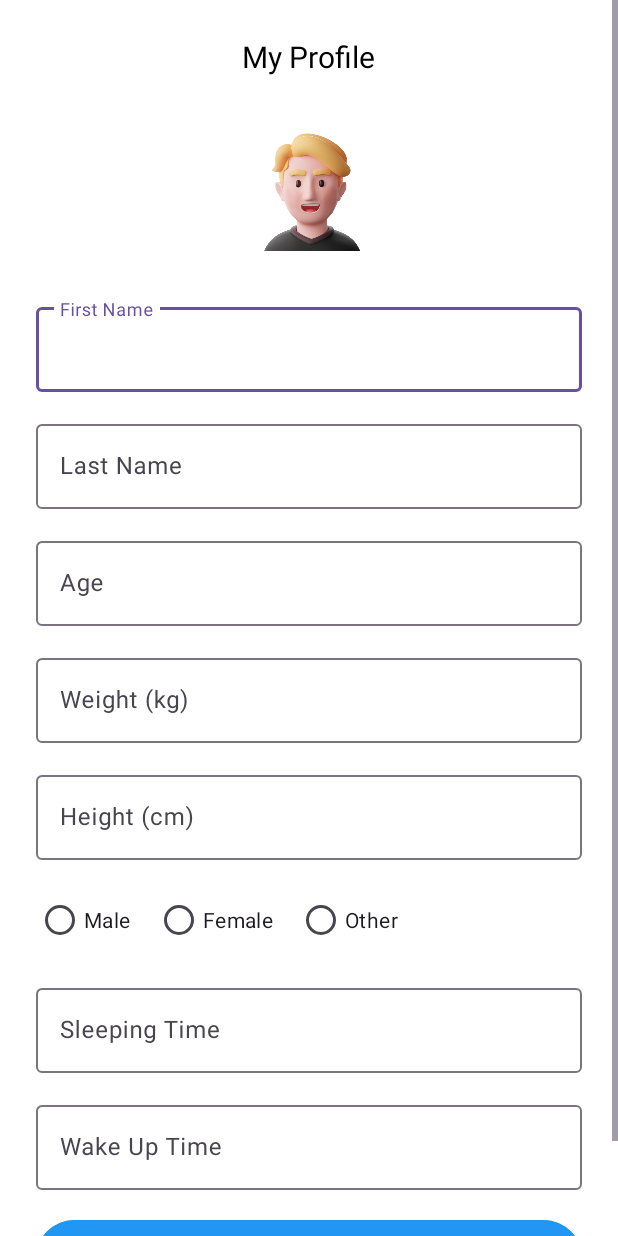
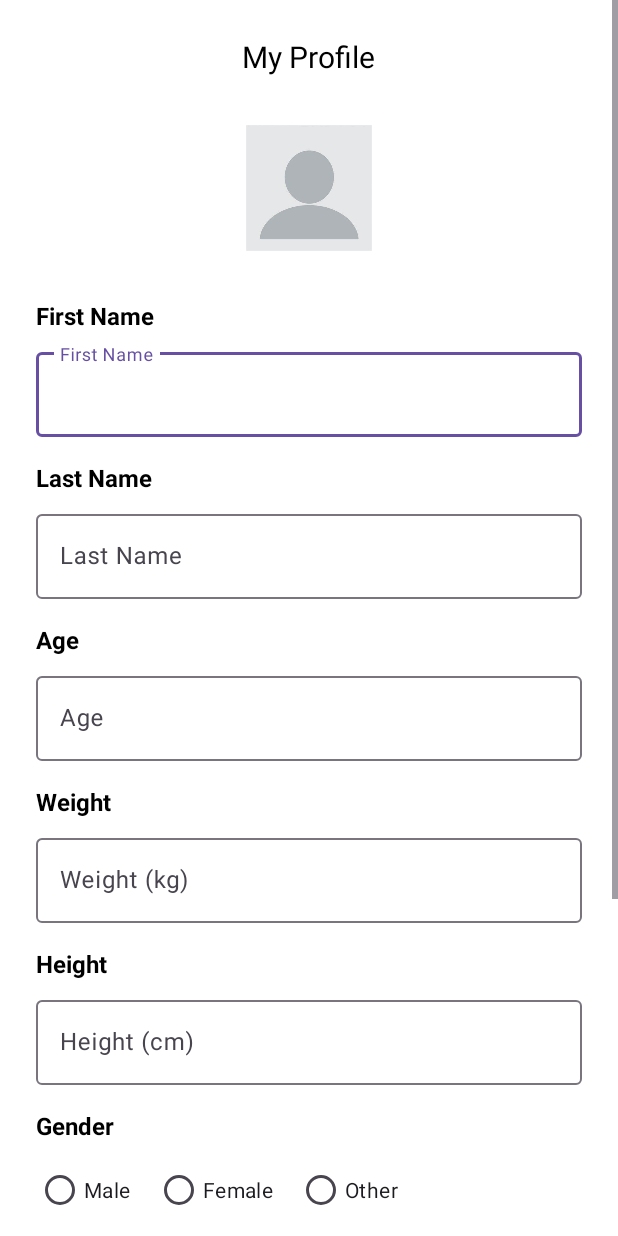
Before and after one commit to Thexazus/UTS_MAP, an Android app built with Jetpack Compose: the ProfileDetailActivity screen opened directly, with no data from a screen before it, on a phone screen of 412 x 824 dp. Run offline under Robolectric (Android 15) with nearby library versions, the phone set to English and light mode, and no system bars; our stand-ins replace Firebase (no records; nobody signed in at launch, a user with empty details on screens opened directly).

Commit message:
gambar piala

```diff
--- a/app/src/main/res/layout/activity_profile_detail.xml
+++ b/app/src/main/res/layout/activity_profile_detail.xml
@@ -38,7 +38,7 @@
                 android:id="@+id/imgProfile"
                 android:layout_width="100dp"
                 android:layout_height="100dp"
-                android:src="@drawable/profile_placeholder"
+                android:src="@drawable/profile_default"
                 android:contentDescription="Profile Picture"
                 android:background="@drawable/profile_circle_border"
                 android:padding="8dp" />
@@ -46,6 +46,15 @@
         </LinearLayout>
 
         <!-- Input Fields -->
+        <TextView
+            android:layout_width="match_parent"
+            android:layout_height="wrap_content"
+            android:text="First Name"
+            android:textSize="16sp"
+            android:textStyle="bold"
+            android:layout_marginBottom="8dp"
+            android:textColor="#000000" />
+
         <com.google.android.material.textfield.TextInputLayout
             android:layout_width="match_parent"
             android:layout_height="wrap_content"
@@ -59,6 +68,15 @@
                 android:hint="First Name"
                 android:inputType="text" />
         </com.google.android.material.textfield.TextInputLayout>
+
+        <TextView
+            android:layout_width="match_parent"
+            android:layout_height="wrap_content"
+            android:text="Last Name"
+            android:textSize="16sp"
+            android:textStyle="bold"
+            android:layout_marginBottom="8dp"
+            android:textColor="#000000" />
 
         <com.google.android.material.textfield.TextInputLayout
             android:layout_width="match_parent"
@@ -74,6 +92,15 @@
                 android:inputType="text" />
         </com.google.android.material.textfield.TextInputLayout>
 
+        <TextView
+            android:layout_width="match_parent"
+            android:layout_height="wrap_content"
+            android:text="Age"
+            android:textSize="16sp"
+            android:textStyle="bold"
+            android:layout_marginBottom="8dp"
+            android:textColor="#000000" />
+
         <com.google.android.material.textfield.TextInputLayout
             android:layout_width="match_parent"
             android:layout_height="wrap_content"
@@ -88,6 +115,15 @@
                 android:inputType="number" />
         </com.google.android.material.textfield.TextInputLayout>
 
+        <TextView
+            android:layout_width="match_parent"
+            android:layout_height="wrap_content"
+            android:text="Weight"
+            android:textSize="16sp"
+            android:textStyle="bold"
+            android:layout_marginBottom="8dp"
+            android:textColor="#000000" />
+
         <com.google.android.material.textfield.TextInputLayout
             android:layout_width="match_parent"
             android:layout_height="wrap_content"
@@ -101,6 +137,15 @@
                 android:hint="Weight (kg)"
                 android:inputType="numberDecimal" />
         </com.google.android.material.textfield.TextInputLayout>
+
+        <TextView
+            android:layout_width="match_parent"
+            android:layout_height="wrap_content"
+            android:text="Height"
+            android:textSize="16sp"
+            android:textStyle="bold"
+            android:layout_marginBottom="8dp"
+            android:textColor="#000000" />
 
         <com.google.android.material.textfield.TextInputLayout
             android:layout_width="match_parent"
@@ -117,6 +162,15 @@
         </com.google.android.material.textfield.TextInputLayout>
 
         <!-- Gender Selection -->
+        <TextView
+            android:layout_width="match_parent"
+            android:layout_height="wrap_content"
+            android:text="Gender"
+            android:textSize="16sp"
+            android:textStyle="bold"
+            android:layout_marginBottom="8dp"
+            android:textColor="#000000" />
+
         <RadioGroup
             android:id="@+id/genderRadioGroup"
             android:layout_width="match_parent"
@@ -146,6 +200,15 @@
         </RadioGroup>
 
         <!-- Sleeping Time -->
+        <TextView
+            android:layout_width="match_parent"
+            android:layout_height="wrap_content"
+            android:text="Sleeping Time"
+            android:textSize="16sp"
+            android:textStyle="bold"
+            android:layout_marginBottom="8dp"
+            android:textColor="#000000" />
+
         <com.google.android.material.textfield.TextInputLayout
             android:layout_width="match_parent"
             android:layout_height="wrap_content"
@@ -162,6 +225,15 @@
         </com.google.android.material.textfield.TextInputLayout>
 
         <!-- Wake Up Time -->
+        <TextView
+            android:layout_width="match_parent"
+            android:layout_height="wrap_content"
+            android:text="Wake up time"
+            android:textSize="16sp"
+            android:textStyle="bold"
+            android:layout_marginBottom="8dp"
+            android:textColor="#000000" />
+
         <com.google.android.material.textfield.TextInputLayout
             android:layout_width="match_parent"
             android:layout_height="wrap_content"
```
Also changed, not shown: app/src/main/res/drawable/icon_piala.png (deleted).
